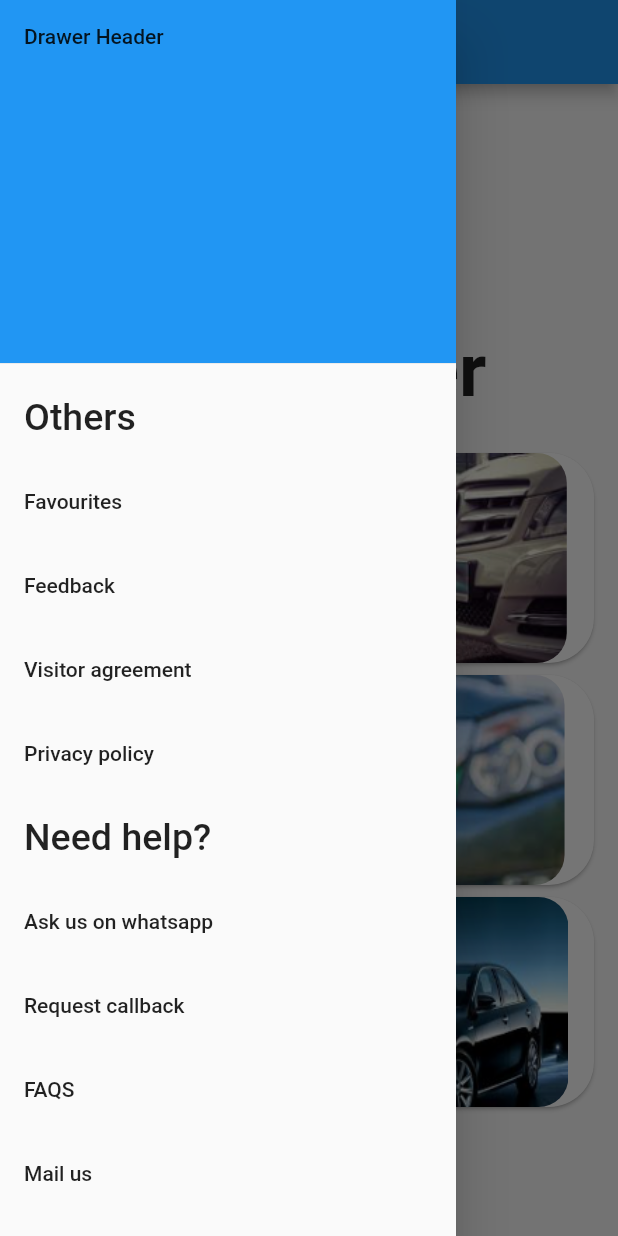
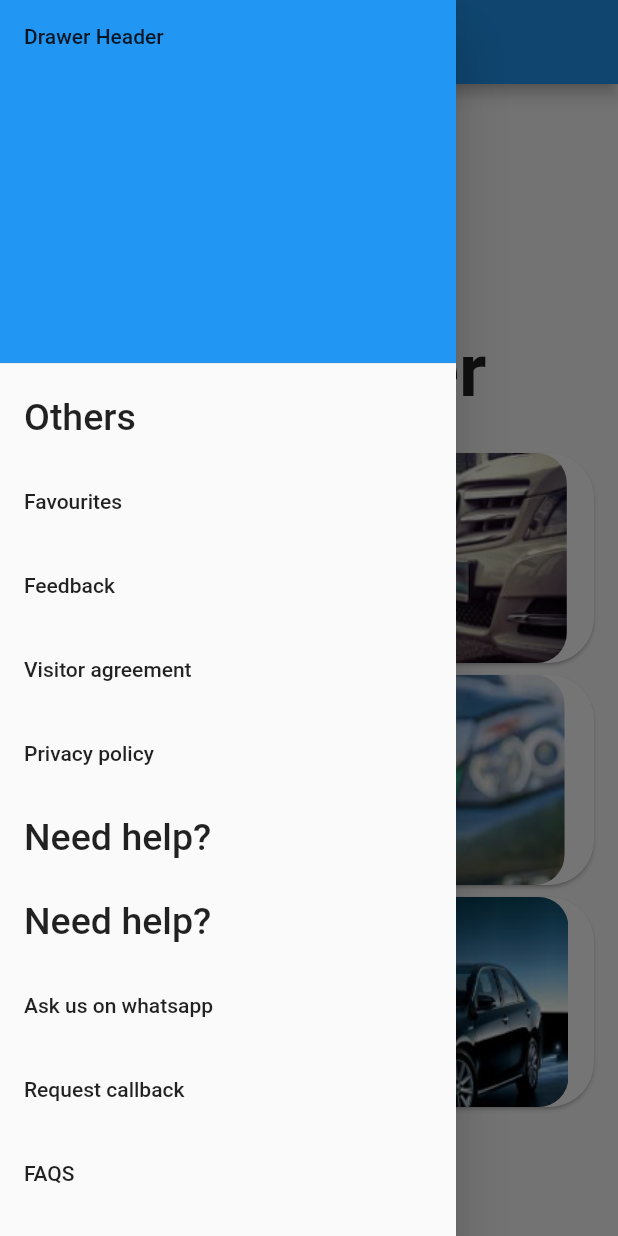
Before and after one commit to Prathamnanda/CarConnect, a Flutter app: the home screen opened directly, with the side drawer open, on a phone screen of 412 x 824 dp. Run offline on Flutter 3.47's test engine with Material 2 defaults, Android fonts, the phone set to English and light mode, and no system bars; our stand-ins replace cloud_firestore, firebase_auth, firebase_core, firebase_messaging, flutter_otp_text_field; missing offline and left inert: passwordfield; accounts and stored records are empty.

Commit message:
add list tile

```diff
--- a/lib/mindi.dart
+++ b/lib/mindi.dart
@@ -348,6 +348,14 @@ class home extends StatelessWidget {
                 ),
               ),
             ),
+            ListTile(
+              title: Text('Need help?',
+                style: TextStyle(fontSize: 25,
+
+                ),
+              ),
+
+            ),
 
 
             ListTile(
```
